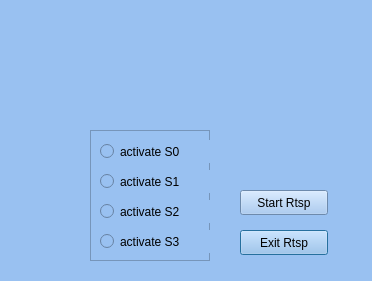
Before: the Qt Designer form OceanGUI/Rtsp_dialog_class.ui in uglasmeyer/ocean, drawn with Qt 5.
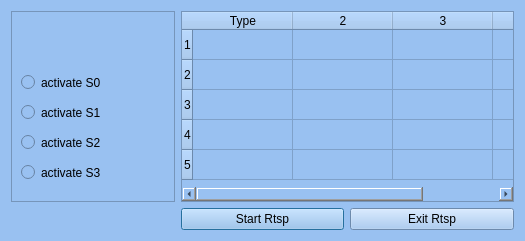
After: the same form once the commit is applied.

Patch:
```diff
--- a/OceanGUI/Rtsp_dialog_class.ui
+++ b/OceanGUI/Rtsp_dialog_class.ui
@@ -6,8 +6,8 @@
    <rect>
     <x>0</x>
     <y>0</y>
-    <width>372</width>
-    <height>281</height>
+    <width>525</width>
+    <height>241</height>
    </rect>
   </property>
   <property name="windowTitle">
@@ -16,39 +16,33 @@
   <property name="styleSheet">
    <string notr="true">background-color: rgb(153, 193, 241);</string>
   </property>
-  <widget class="QPushButton" name="pB_Exit_Rtsp">
-   <property name="geometry">
-    <rect>
-     <x>240</x>
-     <y>230</y>
-     <width>88</width>
-     <height>25</height>
-    </rect>
-   </property>
-   <property name="text">
-    <string>Exit Rtsp</string>
-   </property>
-  </widget>
+  <layout class="QGridLayout" name="gridLayout">
+   <item row="0" column="0">
   <widget class="QFrame" name="frame">
-   <property name="geometry">
-    <rect>
-     <x>90</x>
-     <y>130</y>
-     <width>120</width>
-     <height>131</height>
-    </rect>
-   </property>
    <property name="frameShape">
     <enum>QFrame::StyledPanel</enum>
    </property>
    <property name="frameShadow">
     <enum>QFrame::Raised</enum>
    </property>
+     <widget class="QRadioButton" name="rb_activate_S1">
+      <property name="geometry">
+       <rect>
+        <x>10</x>
+        <y>90</y>
+        <width>111</width>
+        <height>23</height>
+       </rect>
+      </property>
+      <property name="text">
+       <string>activate S1</string>
+      </property>
+     </widget>
    <widget class="QRadioButton" name="rb_activate_S0">
     <property name="geometry">
      <rect>
       <x>10</x>
-      <y>10</y>
+        <y>60</y>
       <width>111</width>
       <height>23</height>
      </rect>
@@ -61,7 +55,7 @@
     <property name="geometry">
      <rect>
       <x>10</x>
-      <y>70</y>
+        <y>120</y>
       <width>111</width>
       <height>23</height>
      </rect>
@@ -70,24 +64,11 @@
      <string>activate S2</string>
     </property>
    </widget>
-   <widget class="QRadioButton" name="rb_activate_S1">
-    <property name="geometry">
-     <rect>
-      <x>10</x>
-      <y>40</y>
-      <width>111</width>
-      <height>23</height>
-     </rect>
-    </property>
-    <property name="text">
-     <string>activate S1</string>
-    </property>
-   </widget>
    <widget class="QRadioButton" name="rb_activate_S3">
     <property name="geometry">
      <rect>
       <x>10</x>
-      <y>100</y>
+        <y>150</y>
       <width>111</width>
       <height>23</height>
      </rect>
@@ -97,19 +78,45 @@
     </property>
    </widget>
   </widget>
+   </item>
+   <item row="0" column="1" colspan="2">
+    <widget class="QTableWidget" name="process_table">
+     <property name="rowCount">
+      <number>5</number>
+     </property>
+     <property name="columnCount">
+      <number>4</number>
+     </property>
+     <row/>
+     <row/>
+     <row/>
+     <row/>
+     <row/>
+     <column>
+      <property name="text">
+       <string>Type</string>
+      </property>
+     </column>
+     <column/>
+     <column/>
+     <column/>
+    </widget>
+   </item>
+   <item row="1" column="1">
   <widget class="QPushButton" name="pB_Start_Rtsp">
-   <property name="geometry">
-    <rect>
-     <x>240</x>
-     <y>190</y>
-     <width>88</width>
-     <height>25</height>
-    </rect>
-   </property>
    <property name="text">
     <string>Start Rtsp</string>
    </property>
   </widget>
+   </item>
+   <item row="1" column="2">
+    <widget class="QPushButton" name="pB_Exit_Rtsp">
+     <property name="text">
+      <string>Exit Rtsp</string>
+     </property>
+    </widget>
+   </item>
+  </layout>
  </widget>
  <resources/>
  <connections/>
```
Lines whose indentation alone changed are shown as unchanged.
